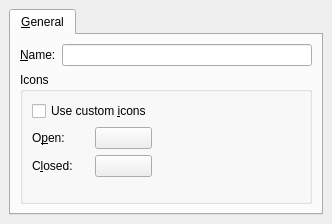
This is kopete/contactlist/kopetegvipropswidget.ui in KDE/kopete as Qt 5 draws it before an edit. The edited form follows.
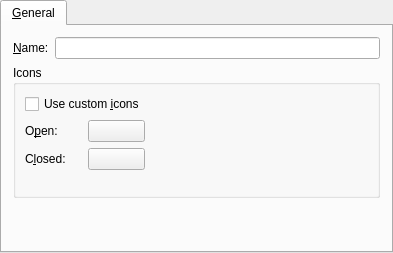
This is the edited form.

Commit message: Fix layout in Meta Contact Properties, Group Properties and Avatar Selector.

What changed in the file:
```diff
--- a/kopete/contactlist/kopetegvipropswidget.ui
+++ b/kopete/contactlist/kopetegvipropswidget.ui
@@ -8,16 +8,22 @@
         <rect>
             <x>0</x>
             <y>0</y>
-    <width>332</width>
-    <height>224</height>
+    <width>393</width>
+    <height>253</height>
         </rect>
     </property>
   <layout class="QVBoxLayout" >
-   <property name="margin" >
-    <number>9</number>
+   <property name="leftMargin" >
+    <number>0</number>
    </property>
-   <property name="spacing" >
-    <number>6</number>
+   <property name="topMargin" >
+    <number>0</number>
+   </property>
+   <property name="rightMargin" >
+    <number>0</number>
+   </property>
+   <property name="bottomMargin" >
+    <number>0</number>
    </property>
    <item>
     <widget class="QTabWidget" name="tabWidget" >
@@ -26,12 +32,6 @@
                     <string>&amp;General</string>
                 </attribute>
       <layout class="QVBoxLayout" >
-       <property name="margin" >
-        <number>9</number>
-       </property>
-       <property name="spacing" >
-        <number>6</number>
-       </property>
        <item>
         <layout class="QHBoxLayout" >
          <property name="margin" >
@@ -64,7 +64,19 @@
           <property name="margin" >
            <number>9</number>
           </property>
-          <property name="spacing" >
+          <property name="topMargin" >
+           <number>9</number>
+          </property>
+          <property name="rightMargin" >
+           <number>9</number>
+          </property>
+          <property name="bottomMargin" >
+           <number>9</number>
+          </property>
+          <property name="horizontalSpacing" >
+           <number>6</number>
+          </property>
+          <property name="verticalSpacing" >
            <number>6</number>
           </property>
           <item row="3" column="1" >
@@ -140,6 +152,19 @@
          </layout>
                             </widget>
        </item>
+       <item>
+        <spacer>
+         <property name="orientation" >
+          <enum>Qt::Vertical</enum>
+         </property>
+         <property name="sizeHint" >
+          <size>
+           <width>20</width>
+           <height>0</height>
+          </size>
+         </property>
+        </spacer>
+       </item>
       </layout>
                     </widget>
             </widget>
```
Left out of the diff: 20 changed lines with no effect on the pictures. Lines whose indentation alone changed are shown as unchanged. The commit also changes 3 other files.
